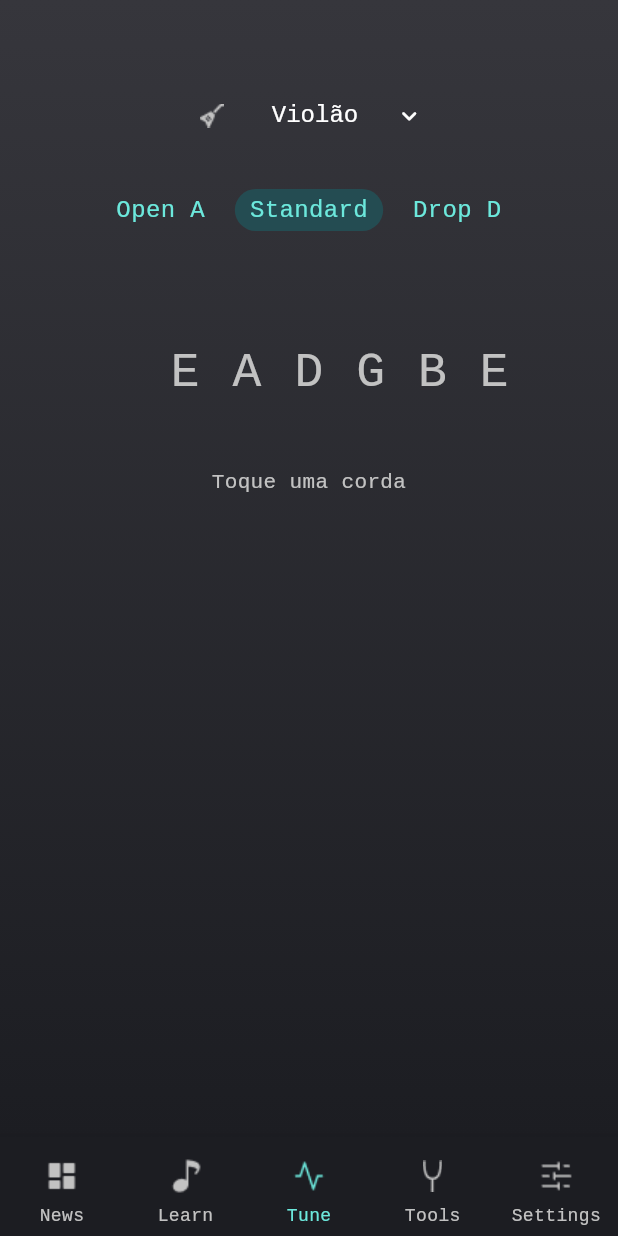
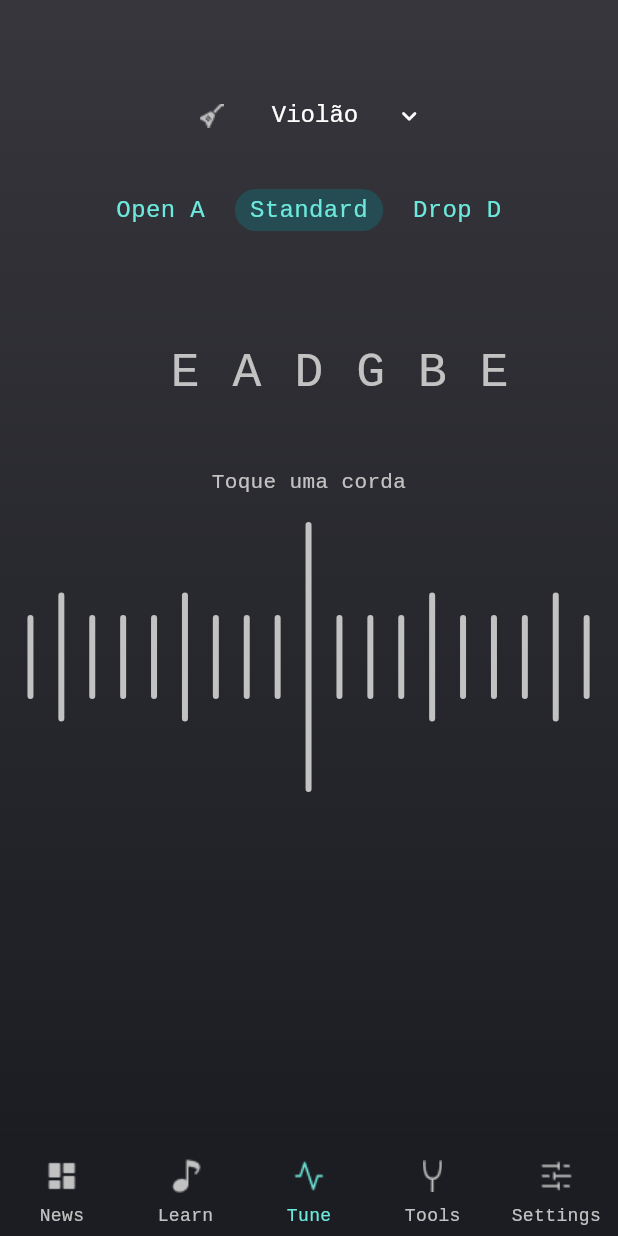
Before and after one commit to JosinaldoRocha/m_s_tuner, a Flutter app: the screen it shows after launch, item 3 of the bottom bar chosen, on a phone screen of 412 x 824 dp. Run offline on Flutter 3.47's test engine with Material 2 defaults, Android fonts, the phone set to English and light mode, and no system bars; drawn by our look-alikes of dropdown_button2; our stand-ins replace flutter_riverpod, permission_handler; missing offline and left inert: flutter_fft.

Commit message:
feat: I created the TuningChartWidget and TuningChartItemWidget widgets

```diff
--- /dev/null
+++ b/lib/app/presentation/tune/views/widgets/tuning/tuning_chart_item_widget.dart
@@ -0,0 +1,30 @@
+import 'package:flutter/material.dart';
+//import 'package:m_s_afinador/app/data/models/note_model.dart';
+
+class TuningChartItemWidget extends StatelessWidget {
+  const TuningChartItemWidget({
+    super.key,
+    this.height,
+    // required this.note,
+  });
+  final double? height;
+  //final NoteModel note;
+
+  @override
+  Widget build(BuildContext context) {
+    return Row(
+      children: [
+        const SizedBox(width: 8),
+        Container(
+          height: height ?? 56,
+          width: 4,
+          decoration: BoxDecoration(
+            color: const Color(0xFFC2C2C2),
+            borderRadius: BorderRadius.circular(22),
+          ),
+        ),
+        //const SizedBox(width: 8),
+      ],
+    );
+  }
+}
--- /dev/null
+++ b/lib/app/presentation/tune/views/widgets/tuning/tuning_chart_widget.dart
@@ -0,0 +1,51 @@
+import 'package:flutter/material.dart';
+import 'package:m_s_afinador/app/presentation/tune/views/widgets/tuning/tuning_chart_item_widget.dart';
+
+class TuningChartWidget extends StatefulWidget {
+  const TuningChartWidget({super.key});
+
+  @override
+  State<TuningChartWidget> createState() => _TuningChartWidgetState();
+}
+
+class _TuningChartWidgetState extends State<TuningChartWidget> {
+  final containerList = [
+    const TuningChartItemWidget(),
+    const TuningChartItemWidget(height: 86),
+    const TuningChartItemWidget(),
+    const TuningChartItemWidget(),
+    const TuningChartItemWidget(),
+    const TuningChartItemWidget(height: 86),
+    const TuningChartItemWidget(),
+    const TuningChartItemWidget(),
+    const TuningChartItemWidget(),
+    const TuningChartItemWidget(height: 180),
+    const TuningChartItemWidget(),
+    const TuningChartItemWidget(),
+    const TuningChartItemWidget(),
+    const TuningChartItemWidget(height: 86),
+    const TuningChartItemWidget(),
+    const TuningChartItemWidget(),
+    const TuningChartItemWidget(),
+    const TuningChartItemWidget(height: 86),
+    const TuningChartItemWidget(),
+  ];
+
+  PageController pageController = PageController(
+    viewportFraction: 0.05,
+    initialPage: 9,
+  );
+
+  @override
+  Widget build(BuildContext context) {
+    return SizedBox(
+      height: 180,
+      child: PageView.builder(
+        controller: pageController,
+        scrollDirection: Axis.horizontal,
+        itemBuilder: (context, index) => Center(child: containerList[index]),
+        itemCount: containerList.length,
+      ),
+    );
+  }
+}
--- a/lib/app/presentation/tune/views/widgets/tuning_widget.dart
+++ b/lib/app/presentation/tune/views/widgets/tuning_widget.dart
@@ -2,6 +2,7 @@ import 'package:flutter/material.dart';
 import 'package:flutter_riverpod/flutter_riverpod.dart';
 import 'package:m_s_afinador/app/data/models/tuning_types_model.dart';
 import 'package:m_s_afinador/app/presentation/tune/views/mixins/tuning_mixin.dart';
+import 'package:m_s_afinador/app/presentation/tune/views/widgets/tuning/tuning_chart_widget.dart';
 import '../../providers/tune_provider.dart';
 import 'tuning/tuning_item_widget.dart';
 
@@ -66,6 +67,7 @@ class _TuningWidgetState extends ConsumerState<TuningWidget> with TuningMixin {
             ),
           ),
           _buildFrequencyStatus(),
+          const TuningChartWidget(),
         ],
       ),
     );
@@ -95,8 +97,12 @@ class _TuningWidgetState extends ConsumerState<TuningWidget> with TuningMixin {
               ? '${frequency!.toStringAsFixed(2)} Hz'
               : 'Toque uma corda',
           textAlign: TextAlign.center,
-          style: const TextStyle(color: Color(0xFFC2C2C2), height: 0),
-        )
+          style: const TextStyle(
+            color: Color(0xFFC2C2C2),
+            height: 0,
+          ),
+        ),
+        const SizedBox(height: 19),
       ],
     );
   }
```
